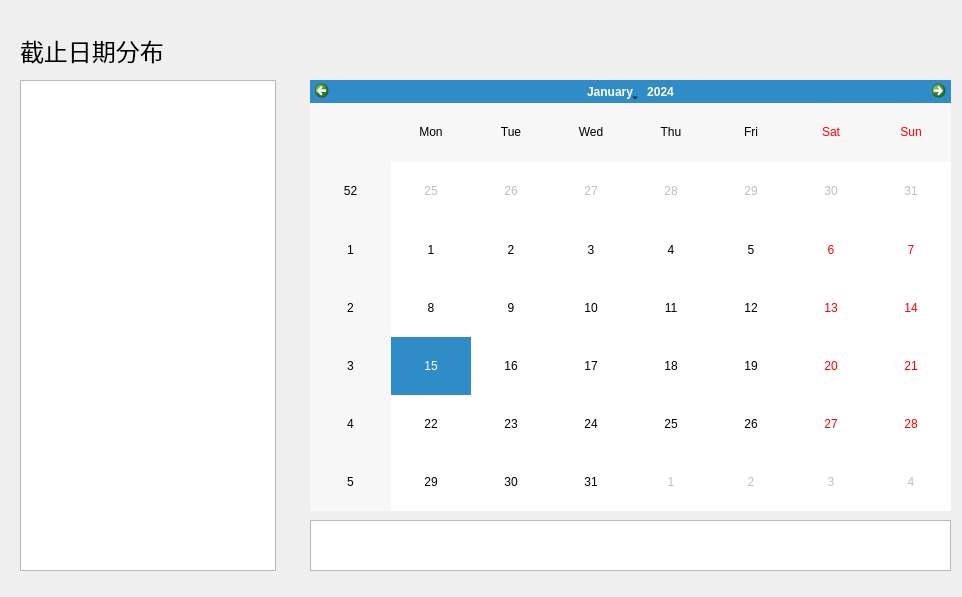
This is Easygtd/deadlinedistri.ui in topologicalstructure/HCIProject as Qt 5 draws it before an edit. The edited form follows.
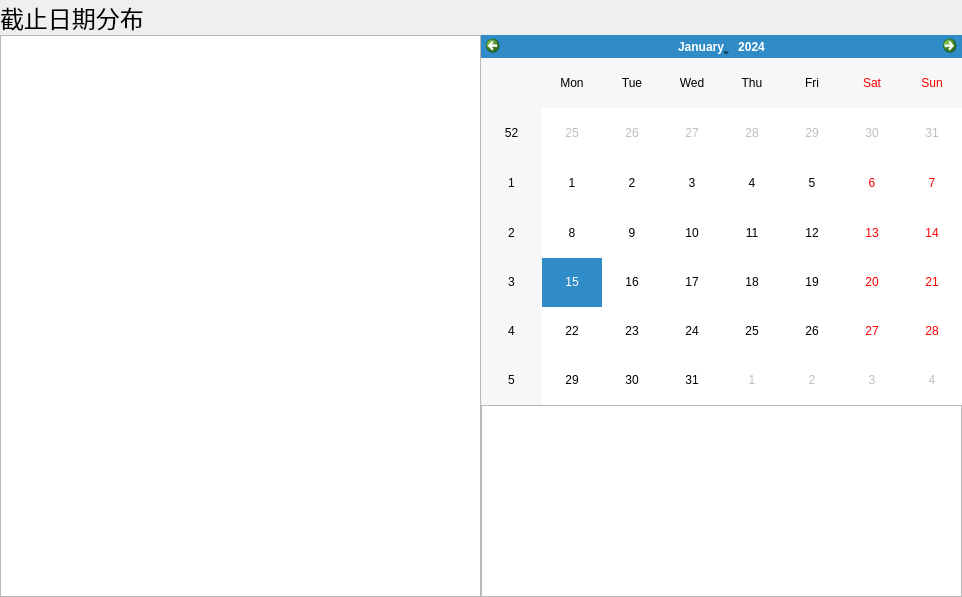
This is the edited form. Custom widgets are drawn as their Qt base class.

```diff
--- a/Easygtd/deadlinedistri.ui
+++ b/Easygtd/deadlinedistri.ui
@@ -13,54 +13,65 @@
   <property name="windowTitle">
    <string>Form</string>
   </property>
-  <widget class="QLabel" name="label">
-   <property name="geometry">
-    <rect>
-     <x>20</x>
-     <y>20</y>
-     <width>191</width>
-     <height>61</height>
-    </rect>
+  <layout class="QGridLayout" name="gridLayout">
+   <property name="leftMargin">
+    <number>0</number>
    </property>
-   <property name="font">
-    <font>
-     <pointsize>18</pointsize>
-    </font>
+   <property name="topMargin">
+    <number>0</number>
    </property>
-   <property name="text">
-    <string>截止日期分布</string>
+   <property name="rightMargin">
+    <number>0</number>
    </property>
-  </widget>
-  <widget class="QTextBrowser" name="textBrowser">
-   <property name="geometry">
-    <rect>
-     <x>310</x>
-     <y>520</y>
-     <width>641</width>
-     <height>51</height>
-    </rect>
+   <property name="bottomMargin">
+    <number>0</number>
    </property>
-  </widget>
-  <widget class="CalendarWidget" name="MyCalendar">
-   <property name="geometry">
-    <rect>
-     <x>310</x>
-     <y>80</y>
-     <width>641</width>
-     <height>431</height>
-    </rect>
+   <property name="spacing">
+    <number>0</number>
    </property>
-  </widget>
-  <widget class="QListWidget" name="listWidget">
-   <property name="geometry">
-    <rect>
-     <x>20</x>
-     <y>80</y>
-     <width>256</width>
-     <height>491</height>
-    </rect>
-   </property>
-  </widget>
+   <item row="0" column="0" colspan="2">
+    <widget class="QLabel" name="label">
+     <property name="font">
+      <font>
+       <pointsize>18</pointsize>
+      </font>
+     </property>
+     <property name="text">
+      <string>截止日期分布</string>
+     </property>
+    </widget>
+   </item>
+   <item row="1" column="0" rowspan="2">
+    <widget class="QListWidget" name="listWidget">
+     <property name="sizePolicy">
+      <sizepolicy hsizetype="MinimumExpanding" vsizetype="Expanding">
+       <horstretch>0</horstretch>
+       <verstretch>0</verstretch>
+      </sizepolicy>
+     </property>
+    </widget>
+   </item>
+   <item row="1" column="1">
+    <widget class="CalendarWidget" name="MyCalendar">
+     <property name="sizePolicy">
+      <sizepolicy hsizetype="Expanding" vsizetype="Expanding">
+       <horstretch>0</horstretch>
+       <verstretch>0</verstretch>
+      </sizepolicy>
+     </property>
+    </widget>
+   </item>
+   <item row="2" column="1">
+    <widget class="QTextBrowser" name="textBrowser">
+     <property name="sizePolicy">
+      <sizepolicy hsizetype="Expanding" vsizetype="Maximum">
+       <horstretch>0</horstretch>
+       <verstretch>0</verstretch>
+      </sizepolicy>
+     </property>
+    </widget>
+   </item>
+  </layout>
  </widget>
  <customwidgets>
   <customwidget>
```
